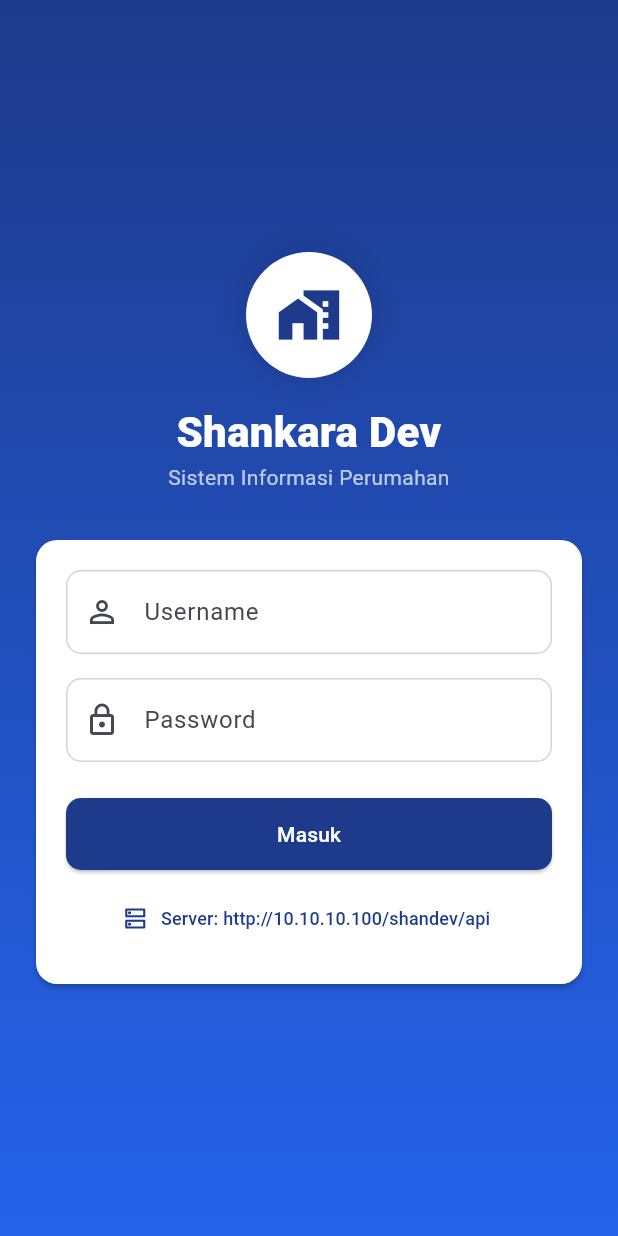
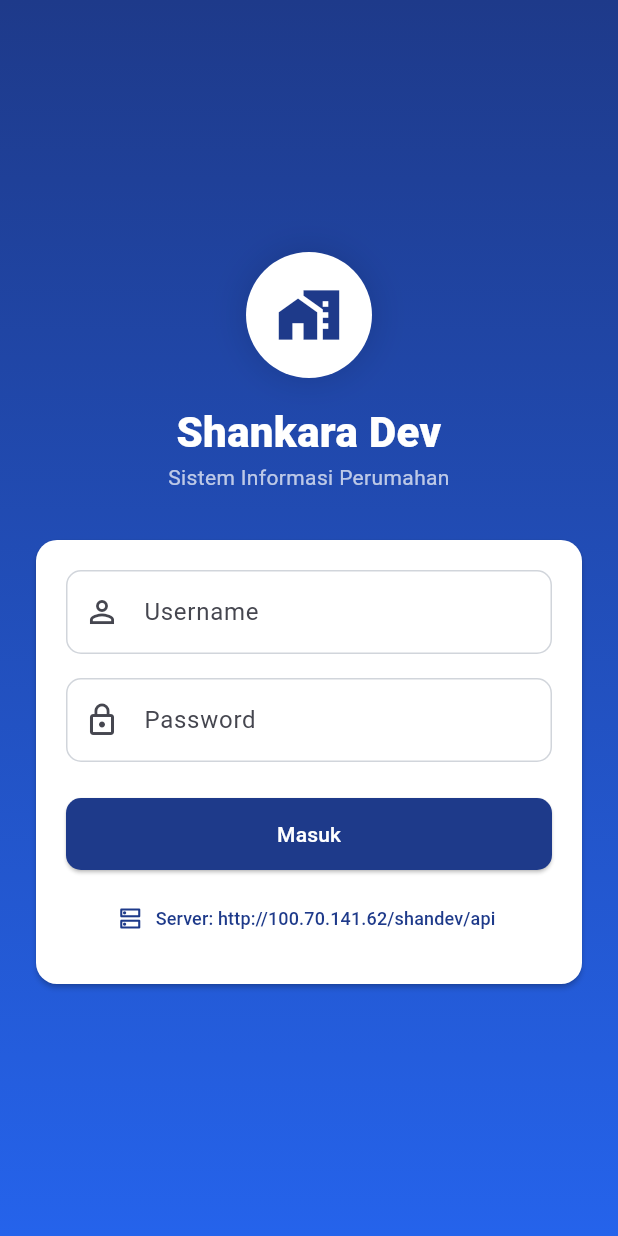
Before and after one commit to Han-ooman/shankaradev-mobile, a Flutter app: the screen it shows after launch, on a phone screen of 412 x 824 dp. Run offline on Flutter 3.47's test engine with Material 3 defaults, Android fonts, the light colour scheme and no system bars; our stand-ins replace flutter_secure_storage, shared_preferences; accounts and stored records are empty.

Commit message:
Fix: default API base URL ke IP Tailscale aktif (100.70.141.62)

```diff
--- a/lib/config/app_config.dart
+++ b/lib/config/app_config.dart
@@ -3,7 +3,7 @@ import 'package:shared_preferences/shared_preferences.dart';
 class AppConfig {
   static const String _kBaseUrl = 'base_url';
 
-  static String baseUrl = 'http://10.10.10.100/shandev/api';
+  static String baseUrl = 'http://100.70.141.62/shandev/api';
 
   static Future<void> init() async {
     final prefs = await SharedPreferences.getInstance();
```
